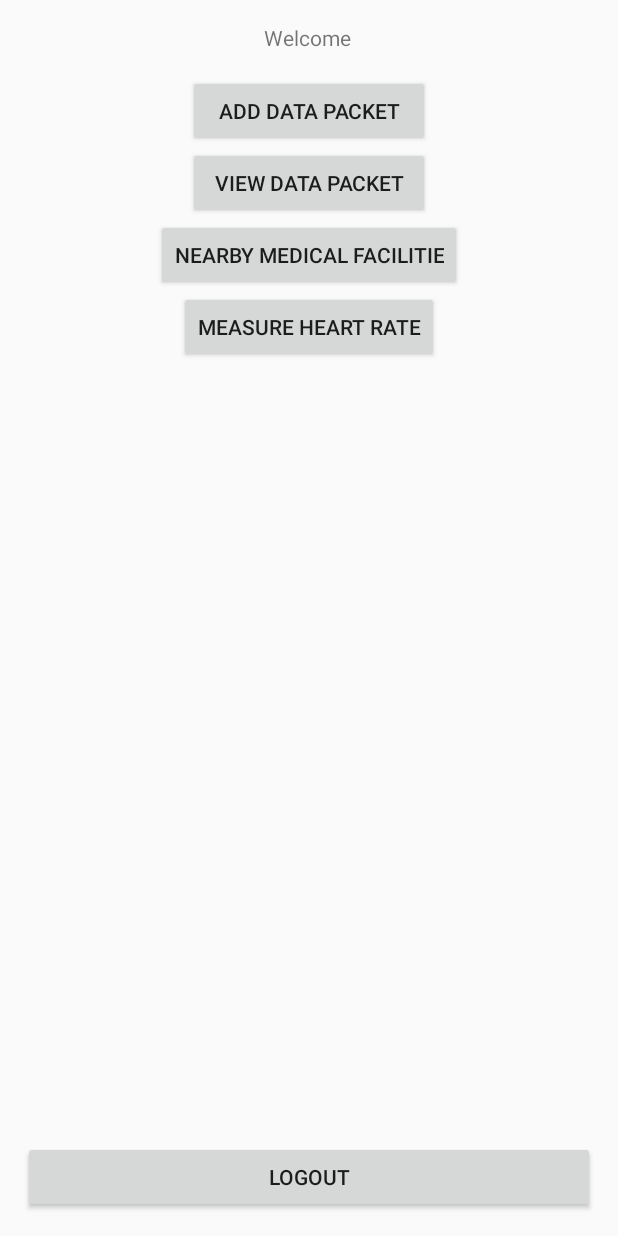
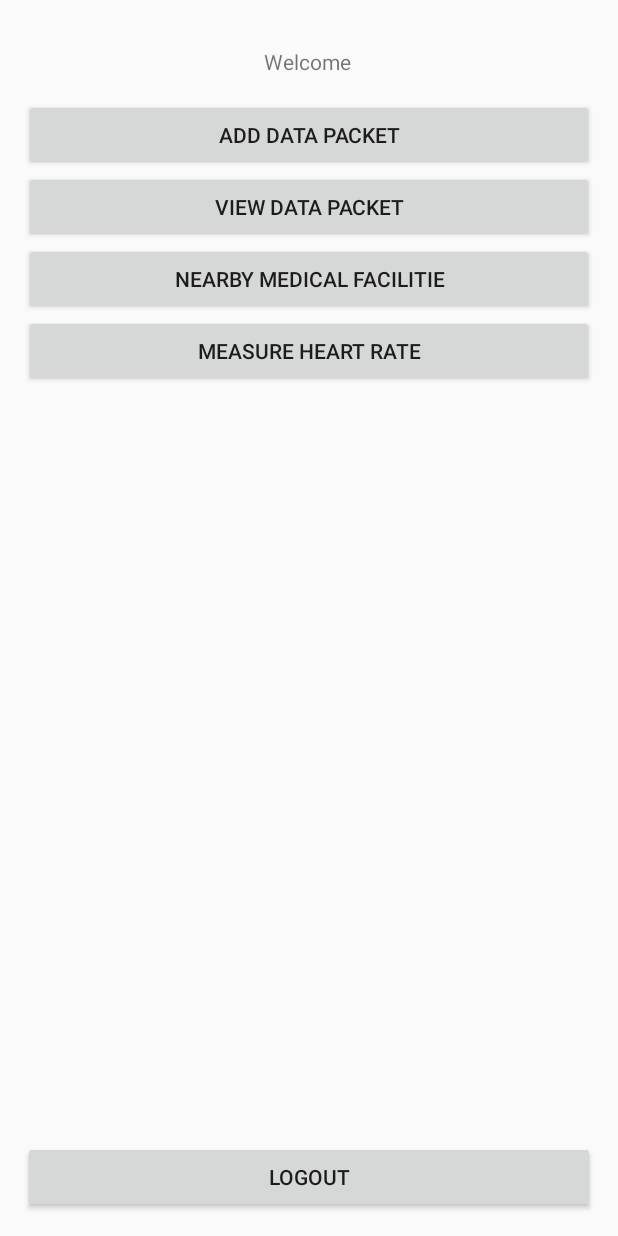
Before and after one commit to dalley8626/Software-Engineering-Studio-Assessment, an Android app: the screen it shows after launch once a user with an empty profile is signed in (UserActivty), on a phone screen of 412 x 824 dp. Run offline under Robolectric (Android 15) with nearby library versions, the light colour scheme and no system bars; our stand-ins replace Firebase (no records; nobody signed in at launch, a user with empty details on screens opened directly).

Commit message:
Fixed button size

```diff
--- a/DocComm/app/src/main/res/layout/activity_user_activty.xml
+++ b/DocComm/app/src/main/res/layout/activity_user_activty.xml
@@ -12,6 +12,7 @@
         android:layout_alignParentStart="true"
         android:layout_alignParentTop="true"
         android:onClick="onClick"
+        android:layout_margin="16dp"
         android:gravity="center_horizontal"
         android:orientation="vertical">
 
@@ -26,7 +27,7 @@
 
         <Button
             android:id="@+id/dataButton"
-            android:layout_width="161dp"
+            android:layout_width="match_parent"
             android:layout_height="wrap_content"
             android:layout_centerInParent="true"
             android:onClick="addPacket"
@@ -34,20 +35,20 @@
 
         <Button
             android:id="@+id/viewPacketBtn"
-            android:layout_width="161dp"
+            android:layout_width="match_parent"
             android:layout_height="wrap_content"
             android:onClick="viewPacket"
             android:text="View Data Packet" />
 
         <Button
             android:id="@+id/button"
-            android:layout_width="wrap_content"
+            android:layout_width="match_parent"
             android:layout_height="wrap_content"
             android:onClick="nearbyMedicalFacilities"
             android:text="Nearby Medical Facilitie" />
 
         <Button
-            android:layout_width="wrap_content"
+            android:layout_width="match_parent"
             android:layout_height="wrap_content"
             android:onClick="heartRate"
             android:text="Measure Heart Rate" />
```
